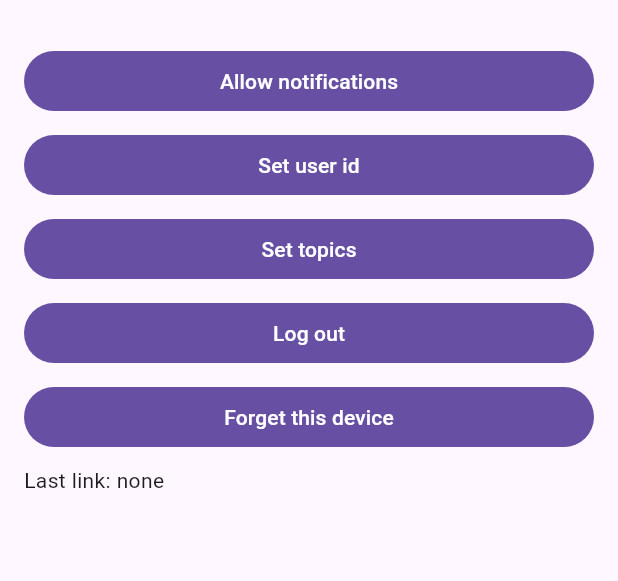
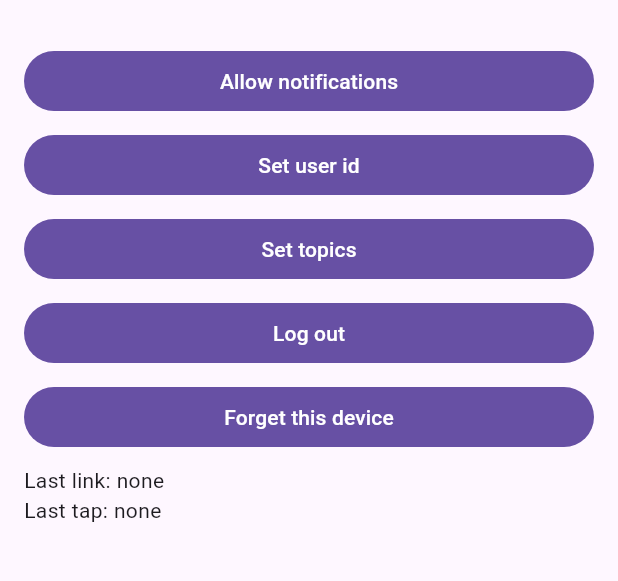
Before and after one commit to pushpilotai/pushpilot-flutter, a Flutter app: the screen it shows after launch, on a phone screen of 412 x 824 dp, the part 63-644 px from its top. Run offline on Flutter 3.47's test engine with Material 3 defaults, Android fonts, the phone set to English and light mode, and no system bars; our stand-ins replace firebase_core, firebase_messaging; accounts and stored records are empty.

Commit message:
Example: show the last tap and its data
Co-Authored-By: Claude Opus 5.5 <noreply@anthropic.com>

```diff
--- a/example/lib/main.dart
+++ b/example/lib/main.dart
@@ -12,14 +12,16 @@ const baseUrl = String.fromEnvironment('PUSHPILOT_BASE_URL');
 // The example's own permission prompt (MainActivity.kt, AppDelegate.swift); PushPilot never asks.
 const permission = MethodChannel('pushpilot_example/permission');
 
-/// The last link a tapped PushPilot push gave the app (iOS), shown on screen.
+/// The last link and the last tap a PushPilot push gave the app, shown on screen.
 final lastLink = ValueNotifier<String?>(null);
+final lastTap = ValueNotifier<String?>(null);
 
-/// Sets the link handler, starts PushPilot, then the UI; on Android also forwards the FCM address.
+/// Sets the link and tap handlers, starts PushPilot, then the UI; on Android also forwards the FCM address.
 Future<void> main() async {
   WidgetsFlutterBinding.ensureInitialized();
-  // Before init, so the link of a tap that launched the app arrives here too.
+  // Before init, so the link and data of a tap that launched the app arrive here too.
   await PushPilot.setLinkHandler((url) => lastLink.value = url);
+  await PushPilot.setTapHandler((tap) => lastTap.value = '${tap.notificationId} ${tap.data}');
   await PushPilot.init(sdkKey, baseUrl: baseUrl.isEmpty ? null : baseUrl);
   runApp(const ExampleApp());
   // iOS needs nothing here: the plugin hands PushPilot the APNs device token itself.
@@ -66,6 +68,10 @@ class ExampleApp extends StatelessWidget {
               valueListenable: lastLink,
               builder: (context, link, _) => Text('Last link: ${link ?? 'none'}'),
             ),
+            ValueListenableBuilder(
+              valueListenable: lastTap,
+              builder: (context, tap, _) => Text('Last tap: ${tap ?? 'none'}'),
+            ),
           ],
         ),
       ),
```
